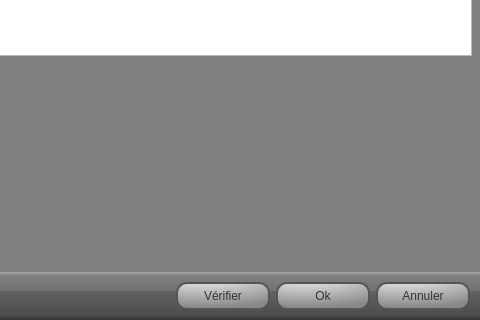
This is data/DialogScriptEditor.ui in calaos/calaos_installer as Qt 5 draws it before an edit; both pictures show x 194 to 674 and y 259 to 579 of the 674 by 579 pixel window. The edited form follows.
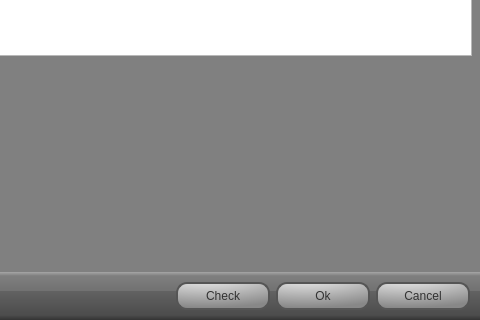
This is the edited form. Icons and pictures are not drawn.

```diff
--- a/data/DialogScriptEditor.ui
+++ b/data/DialogScriptEditor.ui
@@ -121,7 +121,7 @@
       <item>
        <widget class="QPushButton" name="pushButton_Valid">
         <property name="text">
-         <string>Vérifier</string>
+         <string>Check</string>
         </property>
         <property name="icon">
          <iconset resource="resources.qrc">
@@ -143,7 +143,7 @@
       <item>
        <widget class="QPushButton" name="pushButton_Cancel">
         <property name="text">
-         <string>Annuler</string>
+         <string>Cancel</string>
         </property>
         <property name="icon">
          <iconset resource="resources.qrc">
```
Left out of the diff: 33 changed lines with no effect on the pictures.
